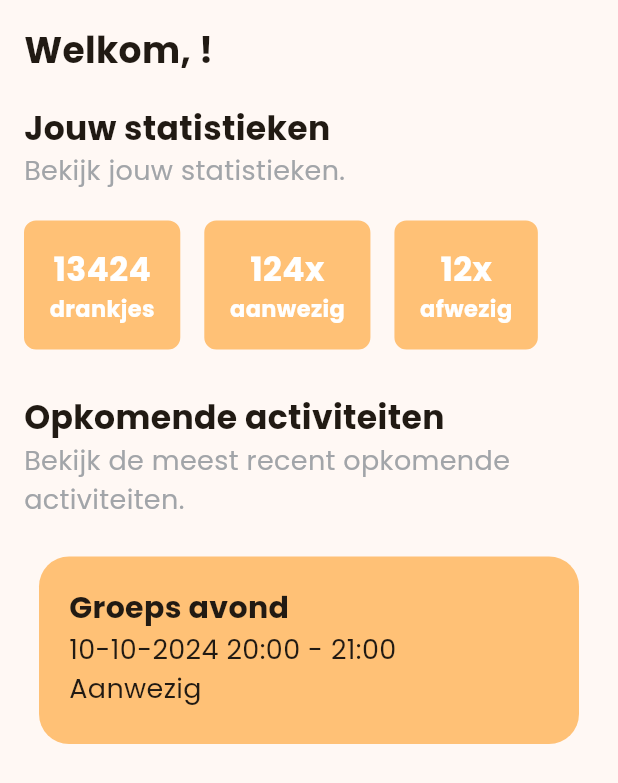
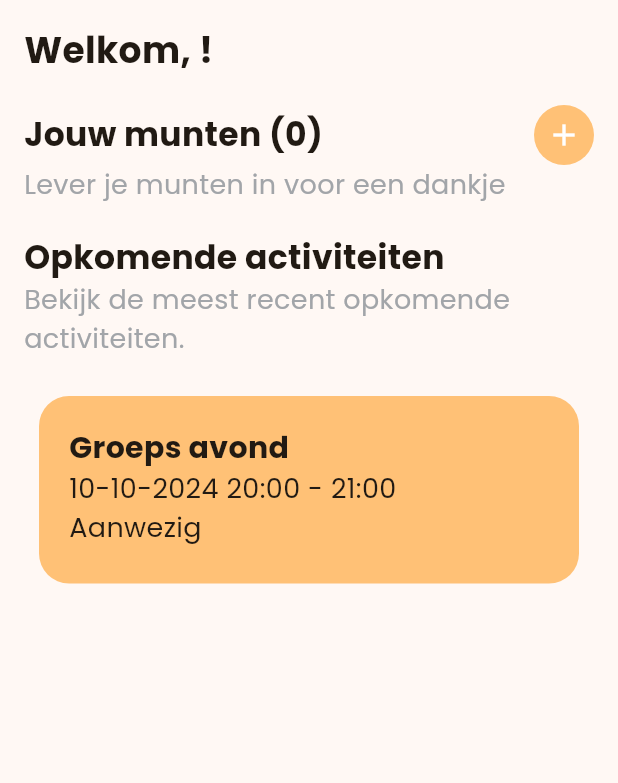
Before and after one commit to j-vseg/piwo, a Flutter app: the HomePage widget shown alone on an empty page, opened directly, on a phone screen of 412 x 824 dp. Shown: the top 783 px of the screen. Run offline on Flutter 3.47's test engine with Material 3 defaults, Android fonts, the phone set to English and light mode, and no system bars; our stand-ins replace firebase_auth, firebase_core, firebase_database, table_calendar; accounts and stored records are empty.

Commit message:
feat: implement drinking coins

```diff
--- a/lib/models/activity.dart
+++ b/lib/models/activity.dart
@@ -1,6 +1,6 @@
 import 'package:flutter/foundation.dart' hide Category;
 import 'package:piwo/models/account.dart';
-import 'package:piwo/models/services/account_service.dart';
+import 'package:piwo/models/services/account.dart';
 import 'package:piwo/models/enums/category.dart';
 
 class Activity {
--- a/lib/models/services/account_service.dart
+++ b/lib/models/services/account.dart
@@ -3,7 +3,7 @@ import 'package:firebase_database/firebase_database.dart';
 import 'package:flutter/foundation.dart';
 import 'package:piwo/models/account.dart';
 import 'package:piwo/models/enums/role.dart';
-import 'package:piwo/models/services/auth_service.dart';
+import 'package:piwo/models/services/auth.dart';
 
 class AccountService {
   final FirebaseAuth _auth = FirebaseAuth.instance;
--- a/lib/models/services/auth_service.dart
+++ b/lib/models/services/auth.dart
@@ -2,7 +2,7 @@ import 'package:firebase_auth/firebase_auth.dart';
 import 'package:flutter/foundation.dart';
 import 'package:piwo/models/account.dart';
 import 'package:piwo/models/enums/role.dart';
-import 'package:piwo/models/services/account_service.dart';
+import 'package:piwo/models/services/account.dart';
 
 class AuthService {
   final FirebaseAuth _auth = FirebaseAuth.instance;
--- a/lib/views/activities.dart
+++ b/lib/views/activities.dart
@@ -5,9 +5,9 @@ import 'package:piwo/models/account.dart';
 import 'package:piwo/models/activity.dart';
 import 'package:piwo/models/enums/month.dart';
 import 'package:piwo/models/enums/weekday.dart';
-import 'package:piwo/models/services/account_service.dart';
-import 'package:piwo/models/services/activity_service.dart';
-import 'package:piwo/models/services/auth_service.dart';
+import 'package:piwo/models/services/account.dart';
+import 'package:piwo/models/services/activity.dart';
+import 'package:piwo/models/services/auth.dart';
 import 'package:table_calendar/table_calendar.dart';
 
 class ActivitiesPage extends StatefulWidget {
--- a/lib/views/home.dart
+++ b/lib/views/home.dart
@@ -1,7 +1,9 @@
 import 'package:flutter/material.dart';
+import 'package:flutter/services.dart';
 import 'package:piwo/config/theme/custom_colors.dart';
 import 'package:piwo/models/account.dart';
-import 'package:piwo/models/services/account_service.dart';
+import 'package:piwo/models/services/account.dart';
+import 'package:piwo/models/services/coin.dart';
 
 class HomePage extends StatefulWidget {
   const HomePage({super.key});
@@ -14,6 +16,15 @@ class HomePageState extends State<HomePage> {
   Account? _profile;
   bool _isLoading = true;
   String _errorMessage = "";
+
+  final TextEditingController _controller = TextEditingController();
+  final _formKey = GlobalKey<FormState>();
+
+  @override
+  void dispose() {
+    _controller.dispose();
+    super.dispose();
+  }
 
   @override
   void initState() {
@@ -65,126 +76,172 @@ class HomePageState extends State<HomePage> {
             ],
           ],
           const SizedBox(height: 20),
-          const Text(
-            "Jouw statistieken",
-            style: TextStyle(
-              fontSize: 22,
-              fontWeight: FontWeight.bold,
-            ),
+          Row(
+            mainAxisAlignment:
+                MainAxisAlignment.spaceBetween, // Align items to space out
+            children: [
+              Text(
+                "Jouw munten (${_profile?.amountOfCoins ?? 0})",
+                style: const TextStyle(
+                  fontSize: 22,
+                  fontWeight: FontWeight.bold,
+                ),
+              ),
+              Container(
+                decoration: const BoxDecoration(
+                  shape: BoxShape.circle,
+                  color: CustomColors.themePrimary,
+                ),
+                width: 40,
+                height: 40,
+                child: IconButton(
+                  icon: const Icon(Icons.add),
+                  color: Colors.white,
+                  onPressed: () {
+                    showDialog(
+                      context: context,
+                      builder: (BuildContext context) {
+                        return AlertDialog(
+                          title:
+                              const Text('Hoeveel bierkaarten wil je kopen?'),
+                          content: SingleChildScrollView(
+                            child: StatefulBuilder(
+                              builder:
+                                  (BuildContext context, StateSetter setState) {
+                                return Column(
+                                  mainAxisSize: MainAxisSize.min,
+                                  children: [
+                                    Text(
+                                      _controller.text.trim().isEmpty
+                                          ? "€ 0.00"
+                                          : "€ ${15 * int.parse(_controller.text.trim())}.00",
+                                    ),
+                                    const SizedBox(height: 10),
+                                    Form(
+                                      key: _formKey,
+                                      child: TextFormField(
+                                        controller: _controller,
+                                        keyboardType: TextInputType.number,
+                                        inputFormatters: <TextInputFormatter>[
+                                          FilteringTextInputFormatter.digitsOnly
+                                        ],
+                                        decoration: const InputDecoration(
+                                          labelText: 'Hoeveelheid',
+                                        ),
+                                        onChanged: (value) {
+                                          setState(() {});
+                                        },
+                                        validator: (value) {
+                                          if (value == null || value.isEmpty) {
+                                            return "Hoeveel kan niet leeg zijn";
+                                          }
+                                          return null;
+                                        },
+                                      ),
+                                    ),
+                                  ],
+                                );
+                              },
+                            ),
+                          ),
+                          actions: <Widget>[
+                            TextButton(
+                              onPressed: () {
+                                Navigator.of(context).pop();
+                              },
+                              child: const Text('Cancel'),
+                            ),
+                            TextButton(
+                              onPressed: () async {
+                                if (_formKey.currentState!.validate()) {
+                                  int amountOfBierkaarten =
+                                      int.parse(_controller.text.trim());
+                                  CoinService().setCoins(_profile!
+                                          .amountOfCoins! +
+                                      (10 *
+                                          amountOfBierkaarten)); // 10 is the amounf of drinks on one card
+                                  // TODO: Add payment options with IDEAL
+                                  _fetchProfileInfo();
+
+                                  if (!context.mounted) return;
+                                  Navigator.of(context).pop();
+                                }
+                              },
+                              child: const Text('Betalen'),
+                            ),
+                          ],
+                        );
+                      },
+                    );
+                  },
+                ),
+              ),
+            ],
           ),
           const Text(
-            "Bekijk jouw statistieken.",
+            "Lever je munten in voor een dankje",
             style: TextStyle(
               fontSize: 18,
               color: CustomColors.unselectedMenuColor,
             ),
           ),
-          const SizedBox(height: 20),
-          // Horizontal scrollable row for the statistic containers
           SingleChildScrollView(
             scrollDirection: Axis.horizontal,
             child: Row(
               children: [
-                Container(
-                  margin: const EdgeInsets.only(right: 16.0),
-                  decoration: BoxDecoration(
-                    color: CustomColors.themePrimary,
-                    border: Border.all(
-                      color: CustomColors.themePrimary,
-                      width: 2,
-                    ),
-                    borderRadius: BorderRadius.circular(8),
-                  ),
-                  padding: const EdgeInsets.all(15),
-                  child: const Column(
-                    children: [
-                      Text(
-                        "13424",
-                        style: TextStyle(
-                          fontSize: 22,
-                          fontWeight: FontWeight.bold,
-                          color: Colors.white,
+                if (_profile != null && _profile!.amountOfCoins != null) ...[
+                  for (var i = 0; i < _profile!.amountOfCoins!; i++) ...[
+                    InkWell(
+                      onTap: () {
+                        showDialog(
+                          context: context,
+                          builder: (BuildContext context) {
+                            return AlertDialog(
+                              title: const Text('Weet je het zeker?'),
+                              content: const Text(
+                                "Weet je zeker dat een munt wil inleveren voor een drankje?",
+                                style: TextStyle(
+                                  color: CustomColors.unselectedMenuColor,
+                                ),
+                              ),
+                              actions: <Widget>[
+                                TextButton(
+                                  onPressed: () {
+                                    Navigator.of(context).pop();
+                                  },
+                                  child: const Text('Cancel'),
+                                ),
+                                TextButton(
+                                  onPressed: () async {
+                                    CoinService().removeCoin(
+                                        _profile!.amountOfCoins! - 1);
+                                    _fetchProfileInfo();
+
+                                    if (!context.mounted) return;
+                                    Navigator.of(context).pop();
+                                  },
+                                  child: const Text('Ja'),
+                                ),
+                              ],
+                            );
+                          },
+                        );
+                      },
+                      child: Container(
+                        padding: const EdgeInsets.all(7),
+                        child: Image.asset(
+                          'assets/images/coin.png',
+                          width: 85,
+                          height: 85,
                         ),
                       ),
-                      Text(
-                        "drankjes",
-                        style: TextStyle(
-                          fontSize: 15,
-                          color: Colors.white,
-                          fontWeight: FontWeight.bold,
-                        ),
-                      ),
-                    ],
-                  ),
-                ),
-                Container(
-                  margin: const EdgeInsets.only(right: 16.0),
-                  decoration: BoxDecoration(
-                    color: CustomColors.themePrimary,
-                    border: Border.all(
-                      color: CustomColors.themePrimary,
-                      width: 2,
                     ),
-                    borderRadius: BorderRadius.circular(8),
-                  ),
-                  padding: const EdgeInsets.all(15),
-                  child: const Column(
-                    children: [
-                      Text(
-                        "124x",
-                        style: TextStyle(
-                          fontSize: 22,
-                          fontWeight: FontWeight.bold,
-                          color: Colors.white,
-                        ),
-                      ),
-                      Text(
-                        "aanwezig",
-                        style: TextStyle(
-                          fontSize: 15,
-                          color: Colors.white,
-                          fontWeight: FontWeight.bold,
-                        ),
-                      ),
-                    ],
-                  ),
-                ),
-                Container(
-                  margin: const EdgeInsets.only(right: 16.0),
-                  decoration: BoxDecoration(
-                    color: CustomColors.themePrimary,
-                    border: Border.all(
-                      color: CustomColors.themePrimary,
-                      width: 2,
-                    ),
-                    borderRadius: BorderRadius.circular(8),
-                  ),
-                  padding: const EdgeInsets.all(15),
-                  child: const Column(
-                    children: [
-                      Text(
-                        "12x",
-                        style: TextStyle(
-                          fontSize: 22,
-                          fontWeight: FontWeight.bold,
-                          color: Colors.white,
-                        ),
-                      ),
-                      Text(
-                        "afwezig",
-                        style: TextStyle(
-                          fontSize: 15,
-                          color: Colors.white,
-                          fontWeight: FontWeight.bold,
-                        ),
-                      ),
-                    ],
-                  ),
-                ),
+                  ]
+                ],
               ],
             ),
           ),
-          const SizedBox(height: 30),
+          const SizedBox(height: 20),
           const Text(
             "Opkomende activiteiten",
             style: TextStyle(
@@ -238,17 +295,7 @@ class HomePageState extends State<HomePage> {
                       "Aanwezig",
                       style: TextStyle(fontSize: 18),
                     ),
-                    // Text(
-                    //   Activity.alreadySignedUp(
-                    //           activity.getBegeleiders, account.getId)
-                    //       ? "Je bent al aangemeld"
-                    //       : peopleNeeded < 1
-                    //           ? "Geen begeleiders meer nodig"
-                    //           : peopleNeeded <= 1
-                    //               ? "$peopleNeeded begeleider"
-                    //               : "$peopleNeeded begeleiders",
-                    //   style: const TextStyle(fontSize: 18),
-                    // ),
+                    // Additional logic can go here
                   ],
                 ),
               ),
--- a/lib/views/login.dart
+++ b/lib/views/login.dart
@@ -1,7 +1,7 @@
 import 'package:flutter/material.dart';
 import 'package:piwo/config/theme/custom_colors.dart';
 import 'package:piwo/models/account.dart';
-import 'package:piwo/models/services/auth_service.dart';
+import 'package:piwo/models/services/auth.dart';
 import 'package:piwo/widgets/login_notifier.dart';
 import 'package:provider/provider.dart';
 
--- a/lib/widgets/login_notifier.dart
+++ b/lib/widgets/login_notifier.dart
@@ -1,5 +1,5 @@
 import 'package:flutter/material.dart';
-import 'package:piwo/models/services/auth_service.dart';
+import 'package:piwo/models/services/auth.dart';
 
 class LoginStateNotifier extends ValueNotifier<bool> {
   LoginStateNotifier() : super(false);
--- a/pubspec.yaml
+++ b/pubspec.yaml
@@ -83,6 +83,10 @@ flutter:
         - asset: lib/config/theme/fonts/Poppins-Bold.ttf
           weight: 600
 
+  assets:
+   - assets/logo/
+   - assets/images/
+
   # To add assets to your application, add an assets section, like this:
   # assets:
   #   - images/a_dot_burr.jpeg
```
Also changed, not shown: lib/models/services/coin.dart (added, +43 -0 lines), assets/images/coin.png (added), lib/models/services/activity.dart (renamed from lib/models/services/activity_service.dart).
